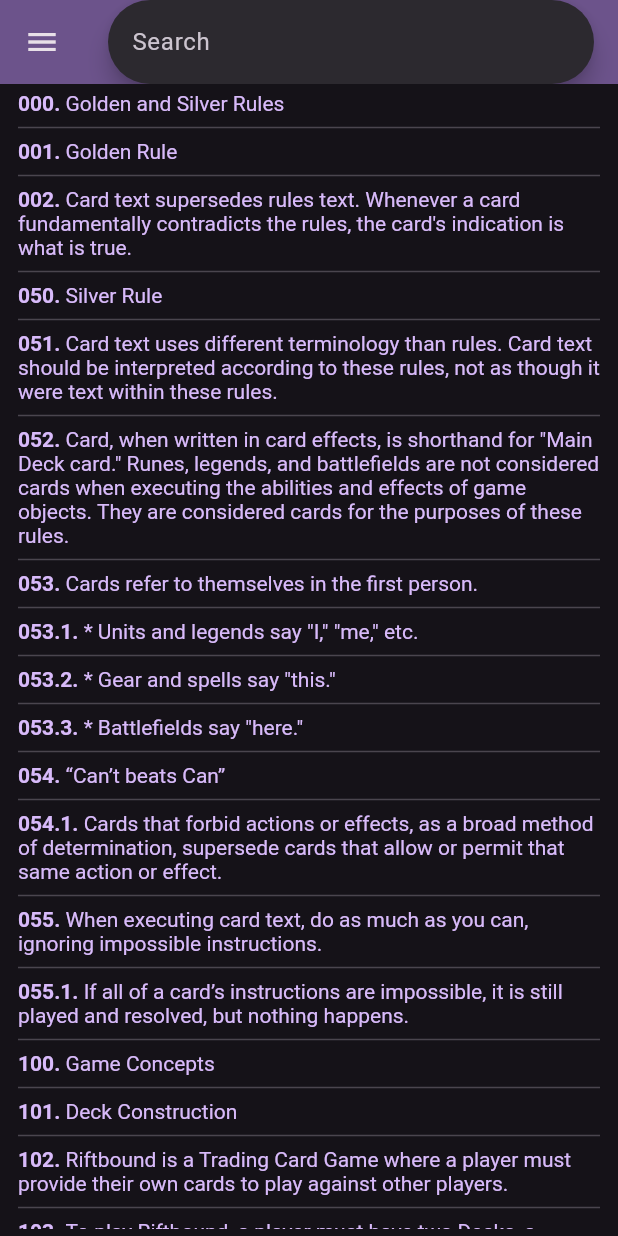
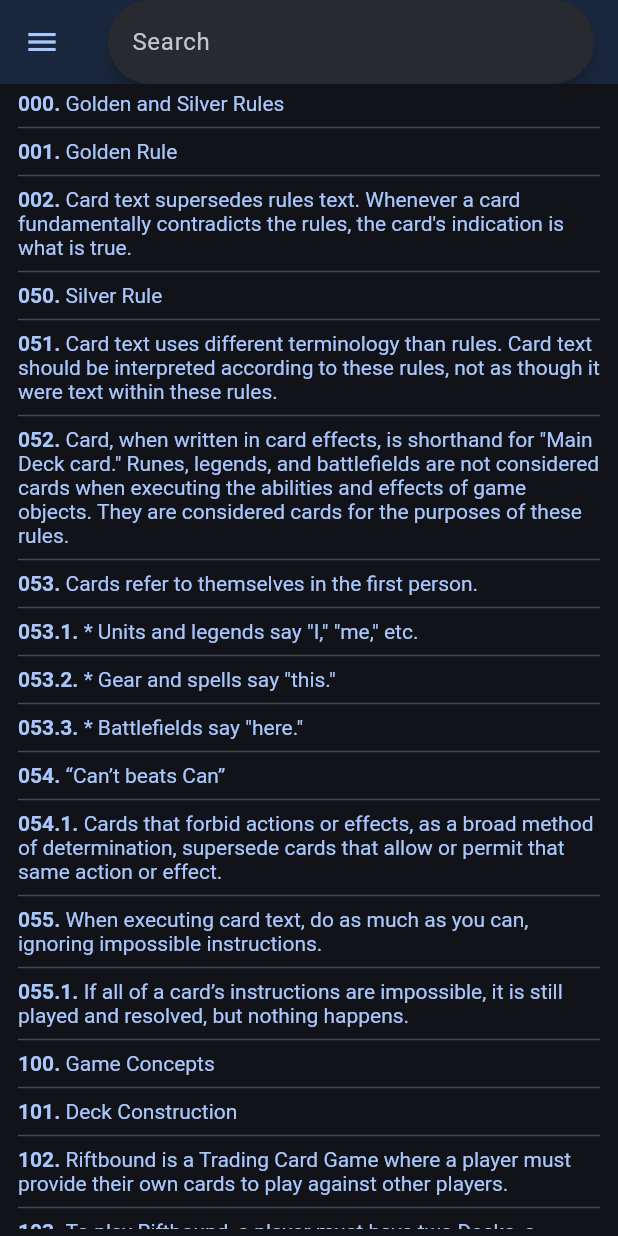
Before and after one commit to Villawhatever/pocket-judge, a Flutter app: the screen it shows after launch, on a phone screen of 412 x 824 dp. Run offline on Flutter 3.47's test engine with Material 3 defaults, Android fonts, the phone set to English and light mode, and no system bars; drawn by our look-alikes of scrollable_positioned_list; our stand-ins replace localstorage, shared_preferences.

Commit message:
Align to Riftbound color branding

```diff
--- a/lib/main.dart
+++ b/lib/main.dart
@@ -26,15 +26,13 @@ class MyApp extends StatelessWidget {
           return MaterialApp(
             title: 'Pocket Judge',
             theme: ThemeData(
-              // https://paletton.com/#uid=34v0u0kgkZP1++Yag+wluYnqpUq
               colorScheme: ColorScheme.fromSeed(
-                seedColor: const Color(0xffbb86fc),
+                seedColor: const Color(0xff1a283f),
                 brightness: Brightness.dark,
               ).copyWith(
-                primaryContainer: const Color(0xffbb86fc),
-                secondary: const Color(0xffffe07d),
-                onPrimaryContainer: Colors.black,
-                secondaryContainer: const Color(0xff03dac6),
+                primaryContainer: const Color(0xff1a283f),
+                inversePrimary: const Color(0xff1a283f),
+                secondary: const Color(0xffe48632),
                 onSecondaryContainer: Colors.black,
                 error: const Color(0xffcf6679),
                 onError: Colors.black,
--- a/lib/widgets/app_wrapper.dart
+++ b/lib/widgets/app_wrapper.dart
@@ -13,6 +13,7 @@ class AppWrapper extends StatelessWidget {
     return Scaffold(
       drawer: const Menu(),
       appBar: AppBar(
+          foregroundColor: Theme.of(context).colorScheme.primary,
           backgroundColor: Theme.of(context).colorScheme.inversePrimary,
           title: title
       ),
```
